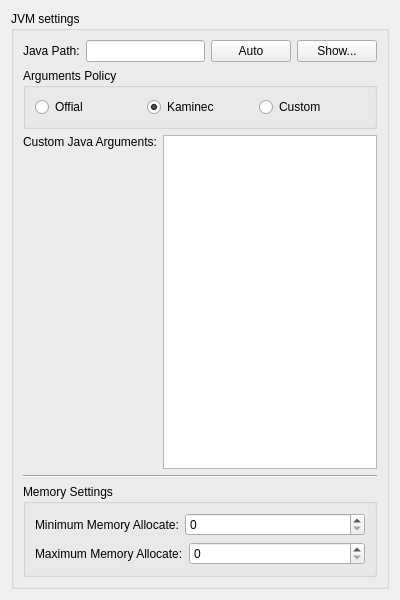
kaniol-lck/Kaminec, file Kaminec/UI/preferences_tabs/javatab.ui: the form before one commit.
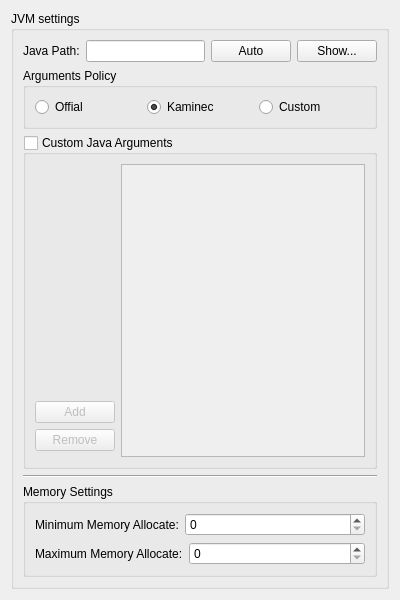
The form after the commit.

Commit message: Add custom JVM Arguments.

What changed in the file:
```diff
--- a/Kaminec/UI/preferences_tabs/javatab.ui
+++ b/Kaminec/UI/preferences_tabs/javatab.ui
@@ -88,7 +88,52 @@
        </widget>
       </item>
       <item>
+       <widget class="QGroupBox" name="customJVMArgs_gb">
+        <property name="title">
+         <string>Custom Java Arguments</string>
+        </property>
+        <property name="checkable">
+         <bool>true</bool>
+        </property>
+        <property name="checked">
+         <bool>false</bool>
+        </property>
+        <layout class="QGridLayout" name="gridLayout_2">
+         <item row="0" column="0">
        <layout class="QGridLayout" name="gridLayout_7">
+           <item row="3" column="0">
+            <widget class="QPushButton" name="removeArg_pushButton">
+             <property name="text">
+              <string>Remove</string>
+             </property>
+            </widget>
+           </item>
+           <item row="2" column="0">
+            <widget class="QPushButton" name="addArg_pushButton">
+             <property name="text">
+              <string>Add</string>
+             </property>
+            </widget>
+           </item>
+           <item row="0" column="1" rowspan="5">
+            <widget class="QListWidget" name="customJVMArgs_listWidget">
+             <property name="editTriggers">
+              <set>QAbstractItemView::AllEditTriggers</set>
+             </property>
+             <property name="dragEnabled">
+              <bool>true</bool>
+             </property>
+             <property name="dragDropMode">
+              <enum>QAbstractItemView::InternalMove</enum>
+             </property>
+             <property name="defaultDropAction">
+              <enum>Qt::MoveAction</enum>
+             </property>
+             <property name="selectionMode">
+              <enum>QAbstractItemView::ExtendedSelection</enum>
+             </property>
+            </widget>
+           </item>
         <item row="1" column="0">
          <spacer name="verticalSpacer_5">
           <property name="orientation">
@@ -102,26 +147,10 @@
           </property>
          </spacer>
         </item>
-        <item row="0" column="0">
-         <widget class="QLabel" name="customJavaArg_label">
-          <property name="sizePolicy">
-           <sizepolicy hsizetype="Preferred" vsizetype="Preferred">
-            <horstretch>0</horstretch>
-            <verstretch>0</verstretch>
-           </sizepolicy>
-          </property>
-          <property name="text">
-           <string>Custom Java Arguments:</string>
-          </property>
-          <property name="buddy">
-           <cstring>customJavaArg_te</cstring>
-          </property>
-         </widget>
-        </item>
-        <item row="0" column="1" rowspan="2">
-         <widget class="QTextEdit" name="customJavaArg_te"/>
-        </item>
-       </layout>
+          </layout>
+         </item>
+        </layout>
+       </widget>
       </item>
       <item>
        <widget class="Line" name="line_2">
```
Left out of the diff: 1 changed line with no effect on the pictures. Lines whose indentation alone changed are shown as unchanged. The commit also changes 6 other files.
